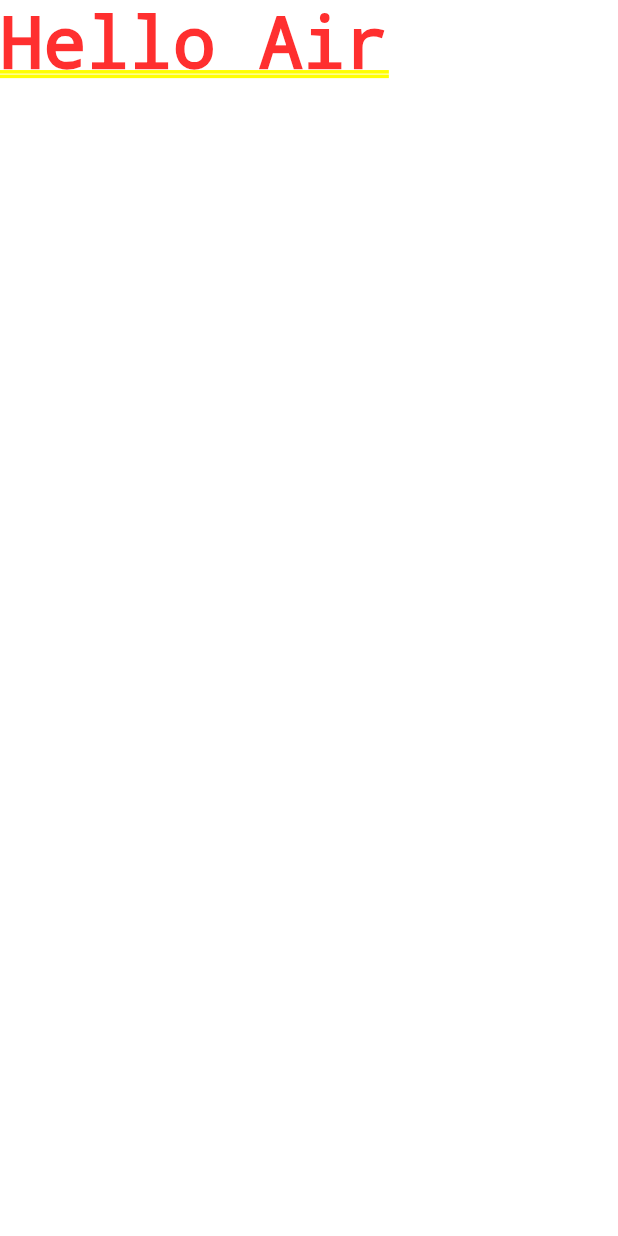
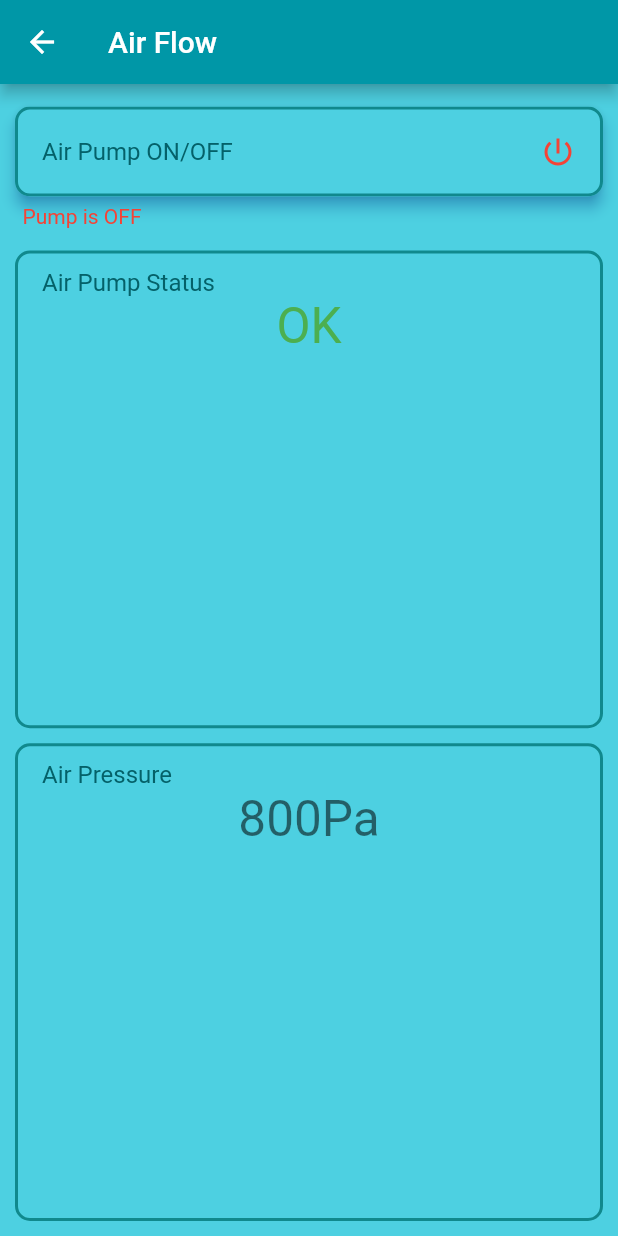
Before and after one commit to eqrakhattak/smart-biofloc-monitoring, a Flutter app: the screen it shows after launch, after a tap on "AIR", on a phone screen of 412 x 824 dp. Run offline on Flutter 3.47's test engine with Material 2 defaults, Android fonts, the phone set to English and light mode, and no system bars; our stand-ins replace font_awesome_flutter.

Commit message:
Create Air Page

```diff
--- a/sci_fish/lib/pages/air_page.dart
+++ b/sci_fish/lib/pages/air_page.dart
@@ -1,10 +1,112 @@
 import 'package:flutter/material.dart';
+import 'package:sci_fish/constants.dart';
 
 class AirPage extends StatelessWidget {
   const AirPage({Key? key}) : super(key: key);
 
   @override
   Widget build(BuildContext context) {
-    return const Text('Hello Air');
+    return Scaffold(
+      appBar: AppBar(
+        title: const Text('Air Flow'),
+      ),
+      body: SafeArea(
+        child: Padding(
+          padding: const EdgeInsets.all(10.0),
+          child: Column(
+            crossAxisAlignment: CrossAxisAlignment.start,
+            children: [
+              const SizedBox(
+                height: 5.0,
+              ),
+              Material(
+                color: Colors.cyan[300],
+                elevation: 4,
+                borderRadius: BorderRadius.circular(10),
+                shadowColor: Colors.blue,
+                child: ListTile(
+                  title: const Text(
+                    'Air Pump ON/OFF',
+                    style: TextStyle(
+                      color: textColor,
+                    ),
+                  ),
+                  trailing: const Icon(Icons.power_settings_new),
+                  iconColor: colorOff,
+                  shape: RoundedRectangleBorder(
+                    side: const BorderSide(color: Color(0xFF10898d), width: 2),
+                    borderRadius: BorderRadius.circular(10),
+                  ),
+                  onTap: () => print('AIr Pump Off'),
+                  //TODO: Add OnTap functionality
+                ),
+              ),
+              const Padding(
+                padding: EdgeInsets.only(left: 5.0, top: 5.0),
+                child: Text(
+                  'Pump is OFF',
+                  style: TextStyle(
+                    color: colorOff,
+                  ),
+                ),
+              ),
+              const SizedBox(
+                height: 15.0,
+              ),
+              Expanded(
+                flex: 1,
+                child: ListTile(
+                  title: const Text(
+                    'Air Pump Status',
+                    style: TextStyle(
+                      color: textColor,
+                    ),
+                  ),
+                  subtitle: const Text(
+                    'OK',
+                    textAlign: TextAlign.center,
+                    style: TextStyle(
+                      color: colorOn,
+                      fontSize: 33.0,
+                      //TODO: edit textsize according to expanded
+                    ),
+                  ),
+                  shape: RoundedRectangleBorder(
+                    side: const BorderSide(color: Color(0xFF10898d), width: 2),
+                    borderRadius: BorderRadius.circular(10),
+                  ),
+                ),
+              ),
+              const SizedBox(
+                height: 10.0,
+              ),
+              Expanded(
+                flex: 1,
+                child: ListTile(
+                  title: const Text(
+                    'Air Pressure',
+                    style: TextStyle(
+                      color: textColor,
+                    ),
+                  ),
+                  subtitle: const Text(
+                    '800Pa',
+                    textAlign: TextAlign.center,
+                    style: TextStyle(
+                      // color: colorOn,
+                      fontSize: 33.0,
+                    ),
+                  ),
+                  shape: RoundedRectangleBorder(
+                    side: const BorderSide(color: Color(0xFF10898d), width: 2),
+                    borderRadius: BorderRadius.circular(10),
+                  ),
+                ),
+              ),
+            ],
+          ),
+        ),
+      ),
+    );
   }
 }
```
